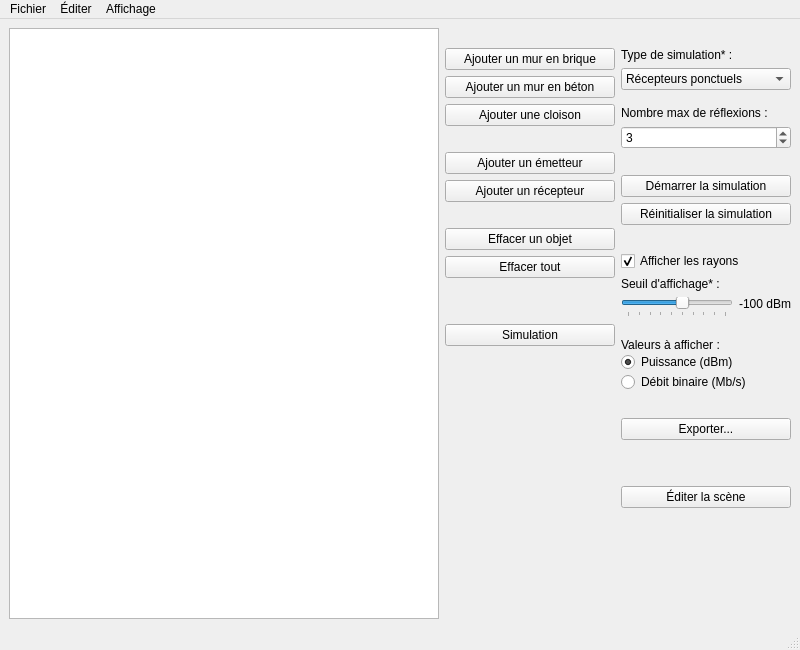
Qt form mainwindow.ui (mathphi/TelecomPhysics_ProjectBA3) before a commit.
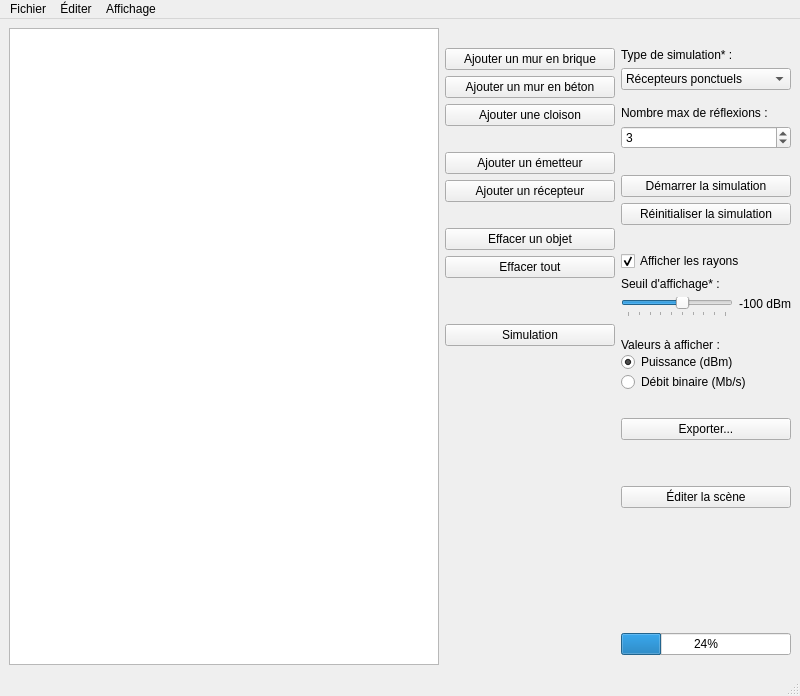
The same form after that commit. Icons and pictures are not drawn.

Commit message: Multithread finished with UI

Diff of the .ui file:
```diff
--- a/mainwindow.ui
+++ b/mainwindow.ui
@@ -7,7 +7,7 @@
     <x>0</x>
     <y>0</y>
     <width>800</width>
-    <height>650</height>
+    <height>696</height>
    </rect>
   </property>
   <property name="minimumSize">
@@ -548,6 +548,22 @@
          </property>
         </spacer>
        </item>
+       <item>
+        <widget class="QProgressBar" name="progressbar_simulation">
+         <property name="sizePolicy">
+          <sizepolicy hsizetype="Minimum" vsizetype="Fixed">
+           <horstretch>0</horstretch>
+           <verstretch>0</verstretch>
+          </sizepolicy>
+         </property>
+         <property name="maximum">
+          <number>100</number>
+         </property>
+         <property name="value">
+          <number>24</number>
+         </property>
+        </widget>
+       </item>
        <item>
         <spacer name="horizontalSpacer_2">
          <property name="orientation">
```
Left out of the diff: 4 changed lines with no effect on the pictures. The commit also changes 6 other files.
